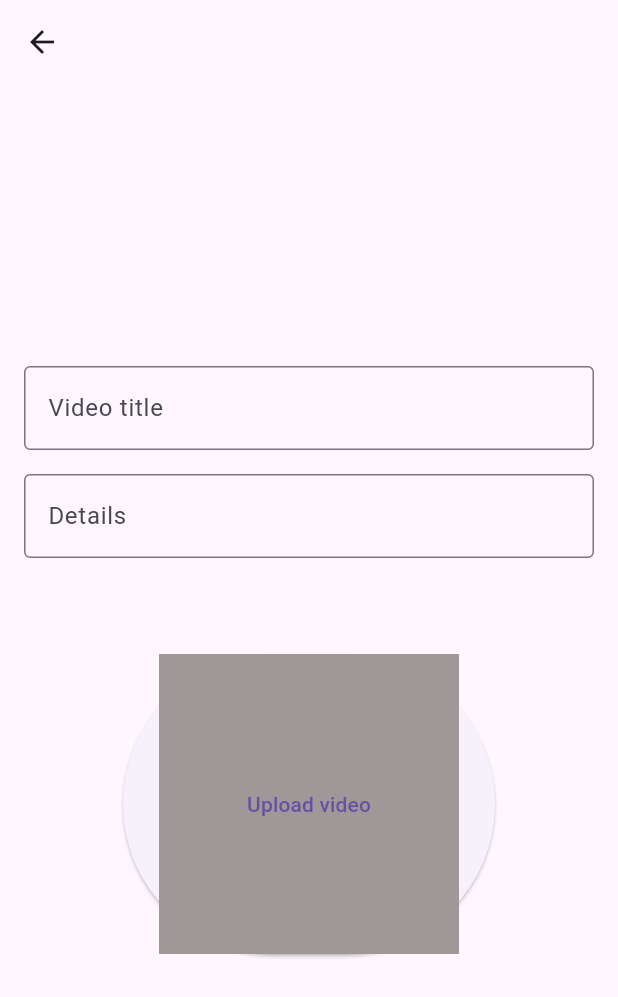
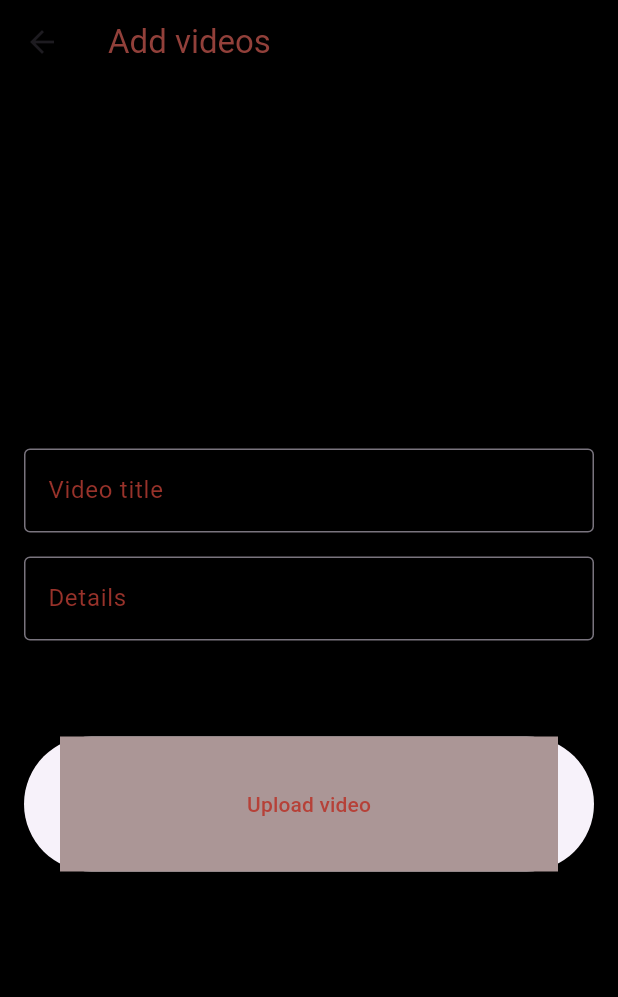
Before and after one commit to Ayishamarva7998/Firebase_Todo, a Flutter app: the AddScreen screen opened directly, on a phone screen of 412 x 824 dp. Shown: the top 997 px of the screen. Run offline on Flutter 3.47's test engine with Material 3 defaults, Android fonts, the phone set to English and light mode, and no system bars; our stand-ins replace cloud_firestore, file_picker, firebase_core, firebase_storage, image_picker, video_player; accounts and stored records are empty.

```diff
--- a/lib/views/addscreen/add_screen.dart
+++ b/lib/views/addscreen/add_screen.dart
@@ -1,7 +1,7 @@
 import 'dart:io';
 import 'package:file_picker/file_picker.dart';
 import 'package:flutter/material.dart';
-import 'package:image_picker/image_picker.dart';
+
 import 'package:provider/provider.dart';
 import 'package:todo_app/controllers/image_provider.dart';
 import 'package:todo_app/services/service.dart';
@@ -22,19 +22,28 @@ class AddScreen extends StatelessWidget {
     final pro = Provider.of<ImageProviderr>(context);
     return SafeArea(
       child: Scaffold(
-        appBar: AppBar(leading: IconButton(onPressed: (){
+        backgroundColor: Colors.black,
+        appBar: AppBar(
+          backgroundColor: Colors.black,
+          title: Text("Add videos",style: TextStyle(color: const Color.fromARGB(255, 146, 64, 58)),),
+          leading: IconButton(onPressed: (){
           Navigator.pop(context);
         }, icon: const Icon(Icons.arrow_back))),
-        body: Padding(
+        body:
+        Padding(
           padding: const EdgeInsets.all(16.0),
           child: Column(
+
             mainAxisAlignment: MainAxisAlignment.center,
             children: [
+
+
               TextFormField(
                 controller: namecontroller,
 
                 decoration: const InputDecoration(
                   labelText: 'Video title',
+                    labelStyle: TextStyle(color: Color.fromARGB(255, 152, 50, 42)),
                   border: OutlineInputBorder(),
                 ),
               ),
@@ -45,6 +54,7 @@ class AddScreen extends StatelessWidget {
                 decoration: const InputDecoration(
 
                   labelText: 'Details ',
+                  labelStyle: TextStyle(color: Color.fromARGB(255, 152, 50, 42)),
                   border: OutlineInputBorder(),
                 ),
 
@@ -138,7 +148,9 @@ class AddScreen extends StatelessWidget {
         );
       },
       child:  Container(
-        height: 200,width: 200,color: const Color.fromARGB(255, 158, 152, 152),child: Center(child: Text('Upload video')),),
+        // height: 200,width: 200,
+        height: 90,
+        color: const Color.fromARGB(255, 171, 150, 150),child: Center(child: Text('Upload video',style: TextStyle(color: const Color.fromARGB(255, 182, 65, 56)),)),),
     ),
 
             ],
```
Also changed, not shown: lib/views/listscreen/list_screen.dart (+5 -3 lines).
